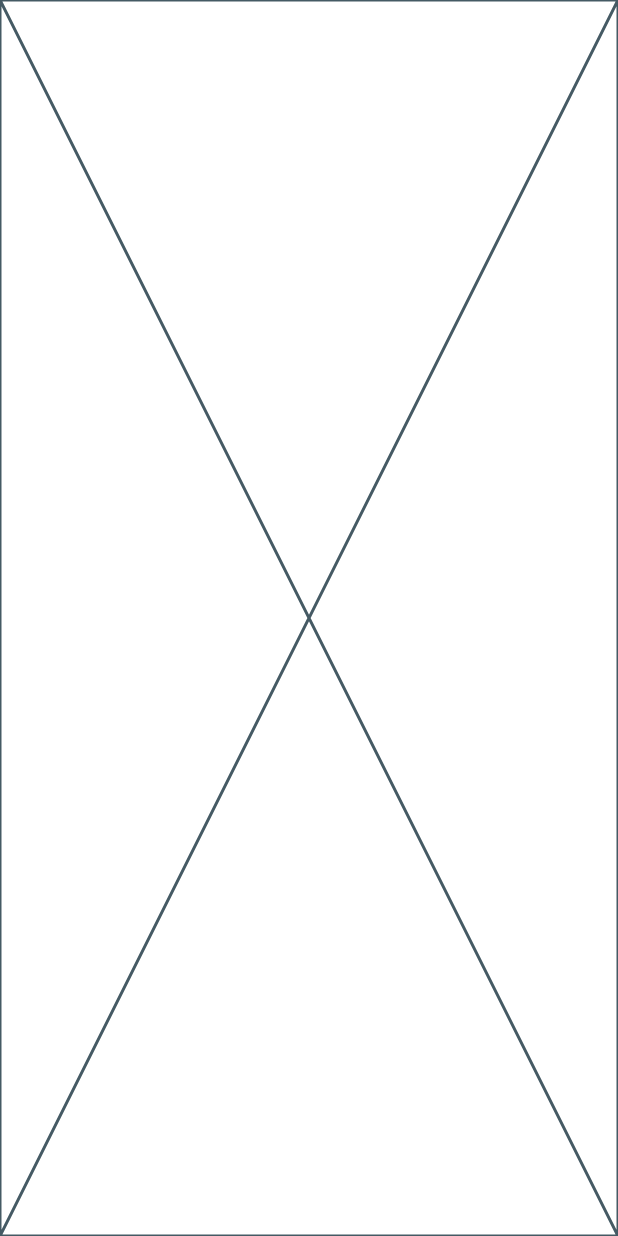
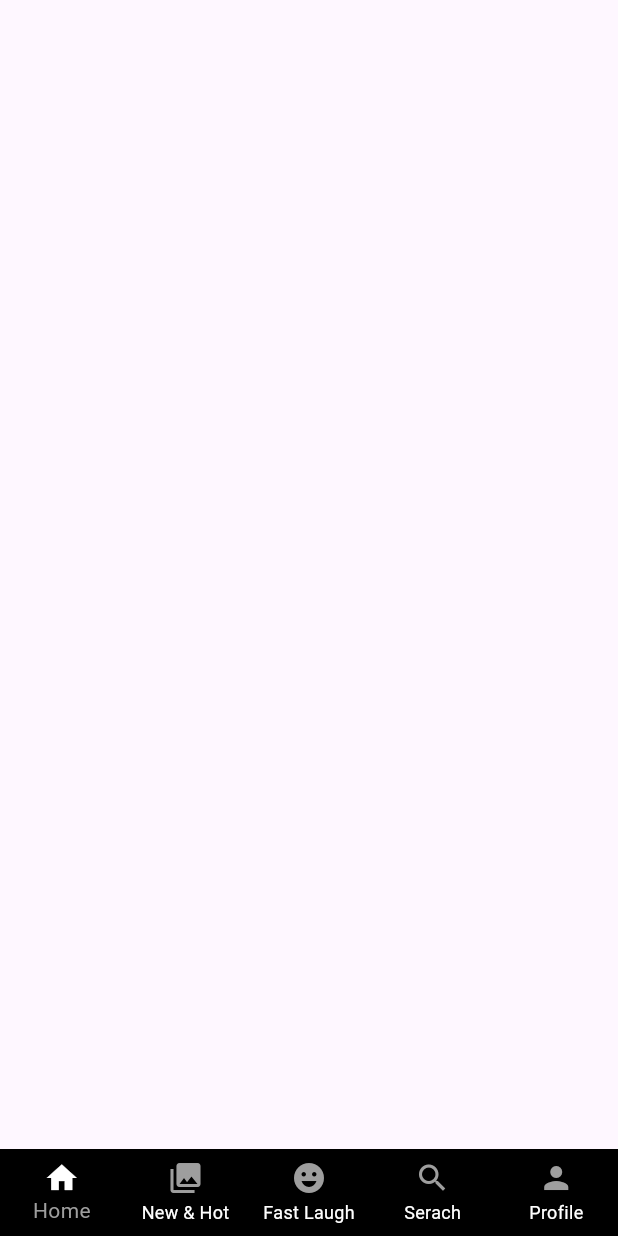
Before and after one commit to fimaljo/curiosify-ui-e-learn-app, a Flutter app: the screen it shows after launch, on a phone screen of 412 x 824 dp. Run offline on Flutter 3.47's test engine with Material 2 defaults, Android fonts, the phone set to English and light mode, and no system bars.

Commit message:
bottom nav bar completed

```diff
--- a/lib/main.dart
+++ b/lib/main.dart
@@ -1,4 +1,5 @@
-import 'package:curiosify/screens/home_screen.dart';
+
+import 'package:curiosify/screens/screen_mainpage.dart';
 import 'package:flutter/material.dart';
 
 void main() {
@@ -17,7 +18,7 @@ class MyApp extends StatelessWidget {
         colorScheme: ColorScheme.fromSeed(seedColor: Colors.deepPurple),
         useMaterial3: true,
       ),
-      home: const HomeScreen(),
+      home:  ScreenMainPage(),
     );
   }
 }
--- a/lib/screens/home_screen.dart
+++ /dev/null
@@ -1,10 +0,0 @@
-import 'package:flutter/material.dart';
-
-class HomeScreen extends StatelessWidget {
-  const HomeScreen({super.key});
-
-  @override
-  Widget build(BuildContext context) {
-    return const Placeholder();
-  }
-}
--- /dev/null
+++ b/lib/screens/profile_screen.dart
@@ -0,0 +1,15 @@
+import 'package:flutter/material.dart';
+
+class ProfileScreen extends StatelessWidget {
+  const ProfileScreen({super.key});
+
+  @override
+  Widget build(BuildContext context) {
+    return Scaffold(
+      appBar: AppBar(),
+      body: Column(
+        children: [],
+      ),
+    );
+  }
+}
--- /dev/null
+++ b/lib/screens/screen_mainpage.dart
@@ -0,0 +1,31 @@
+import 'package:curiosify/screens/profile_screen.dart';
+import 'package:flutter/material.dart';
+import 'package:flutter/widgets.dart';
+
+import '../widgets/bottom_nav.dart';
+
+class ScreenMainPage extends StatelessWidget {
+  ScreenMainPage({Key? key}) : super(key: key);
+
+  final _pages = [
+    Container(),
+    Container(),
+    Container(),
+    Container(),
+    ProfileScreen()
+  ];
+
+  @override
+  Widget build(BuildContext context) {
+    return SafeArea(
+      child: Scaffold(
+        body: ValueListenableBuilder(
+            valueListenable: indexChangeNotifier,
+            builder: (context, int index, _) {
+              return _pages[index];
+            }),
+        bottomNavigationBar: BottomNavigationWidget(),
+      ),
+    );
+  }
+}
--- /dev/null
+++ b/lib/widgets/bottom_nav.dart
@@ -0,0 +1,43 @@
+import 'package:flutter/material.dart';
+
+ValueNotifier<int> indexChangeNotifier = ValueNotifier(0);
+
+class BottomNavigationWidget extends StatefulWidget {
+  const BottomNavigationWidget({Key? key}) : super(key: key);
+
+  @override
+  State<BottomNavigationWidget> createState() => _BottomNavigationWidgetState();
+}
+
+class _BottomNavigationWidgetState extends State<BottomNavigationWidget> {
+  @override
+  Widget build(BuildContext context) {
+    return ValueListenableBuilder(
+        valueListenable: indexChangeNotifier,
+        builder: (context, int newIndex, _) {
+          return BottomNavigationBar(
+              currentIndex: newIndex,
+              onTap: (index) {
+                indexChangeNotifier.value = index;
+              },
+              elevation: 0,
+              type: BottomNavigationBarType.fixed,
+              backgroundColor: Colors.black,
+              unselectedItemColor: Colors.white,
+              selectedItemColor: Colors.grey,
+              selectedIconTheme: const IconThemeData(color: Colors.white),
+              unselectedIconTheme: const IconThemeData(color: Colors.grey),
+              items: const [
+                BottomNavigationBarItem(icon: Icon(Icons.home), label: 'Home'),
+                BottomNavigationBarItem(
+                    icon: Icon(Icons.collections), label: 'New & Hot'),
+                BottomNavigationBarItem(
+                    icon: Icon(Icons.emoji_emotions), label: 'Fast Laugh'),
+                BottomNavigationBarItem(
+                    icon: Icon(Icons.search), label: 'Serach'),
+                BottomNavigationBarItem(
+                    icon: Icon(Icons.person), label: 'Profile')
+              ]);
+        });
+  }
+}
```
